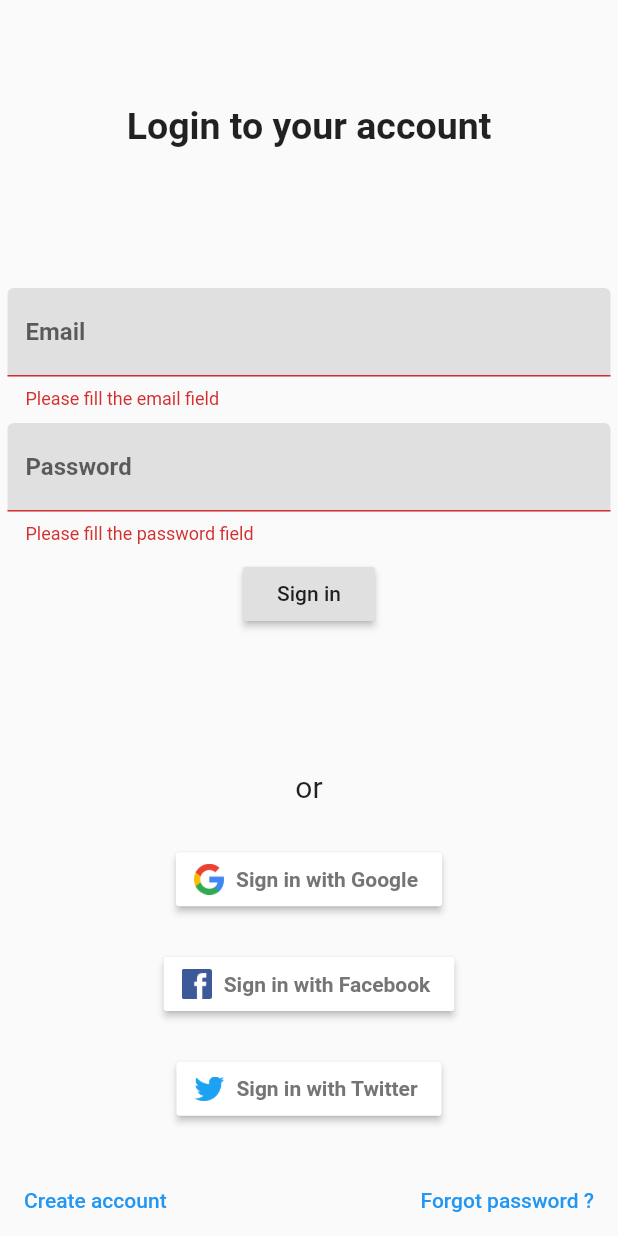
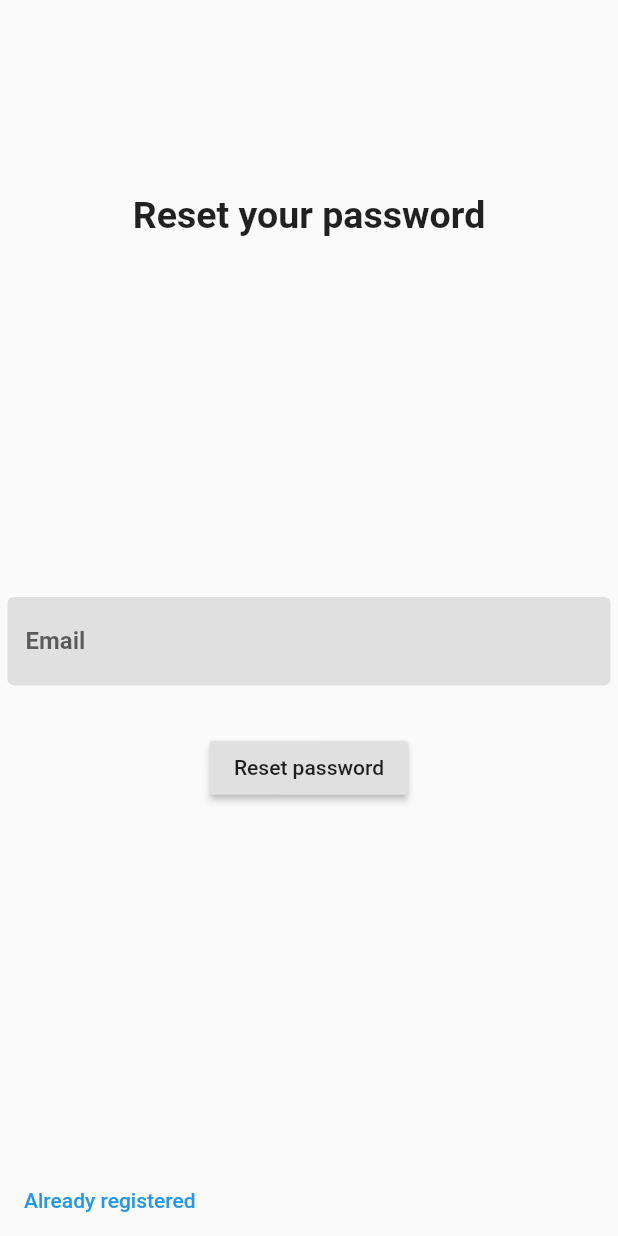
Before and after one commit to XPEHO/MobileOne, a Flutter app: the screen it shows after launch, after a tap on "Sign in", after a tap on "Forgot password ?", on a phone screen of 412 x 824 dp. Run offline on Flutter 3.47's test engine with Material 2 defaults, Android fonts, the phone set to English and light mode, and no system bars; our stand-ins replace firebase_analytics, firebase_auth, firebase_crashlytics, fluttertoast, get_it, google_sign_in; missing offline and left inert: webfeed; accounts and stored records are empty.

Commit message:
feat(Password_forgotten) : added forgotten password page + reset password email sending

```diff
--- a/lib/main.dart
+++ b/lib/main.dart
@@ -4,6 +4,7 @@ import 'package:MobileOne/localization/delegate.dart';
 import 'package:MobileOne/localization/localization.dart';
 import 'package:MobileOne/localization/supported.dart';
 import 'package:MobileOne/pages/Mainpage.dart';
+import 'package:MobileOne/pages/forgotten_password.dart';
 import 'package:MobileOne/pages/register-page.dart';
 import 'package:MobileOne/services/analytics_service.dart';
 import 'package:MobileOne/services/authentication_service.dart';
@@ -72,6 +73,7 @@ class MyApp extends StatelessWidget {
         '/mainpage': (context) => MainPage(),
         '/': (context) => AuthenticationPage(),
         '/registerPage': (context) => RegisterPage(),
+        '/forgottenPasswordPage': (context) => ForgottenPasswordPage(),
       },
     );
   }
--- a/lib/pages/authentication-page.dart
+++ b/lib/pages/authentication-page.dart
@@ -222,7 +222,7 @@ class AuthenticationPageState extends State<AuthenticationPage> {
                       FlatButton(
                         key: Key("forgotten_password_button"),
                         color: Colors.transparent,
-                        onPressed: () => null,
+                        onPressed: () => openForgottenPasswordPage(context),
                         child: Text(
                           getString(context, 'forgotten_password'),
                           style: TextStyle(
@@ -283,4 +283,8 @@ class AuthenticationPageState extends State<AuthenticationPage> {
       '/mainpage',
     );
   }
+
+  void openForgottenPasswordPage(context) {
+    Navigator.of(context).pushNamed('/forgottenPasswordPage');
+  }
 }
--- /dev/null
+++ b/lib/pages/forgotten_password.dart
@@ -0,0 +1,148 @@
+import 'package:MobileOne/localization/localization.dart';
+import 'package:flutter/material.dart';
+import 'package:fluttertoast/fluttertoast.dart';
+import 'package:MobileOne/services/authentication_service.dart';
+import 'package:get_it/get_it.dart';
+import '../localization/localization.dart';
+
+class ForgottenPasswordPage extends StatefulWidget {
+  ForgottenPasswordPage({Key key}) : super(key: key);
+
+  @override
+  ForgottenPasswordPageState createState() => ForgottenPasswordPageState();
+}
+
+class ForgottenPasswordPageState extends State<ForgottenPasswordPage> {
+  final _formKey = GlobalKey<FormState>();
+  final _emailController = new TextEditingController();
+  String _email;
+
+  final _authService = GetIt.I.get<AuthenticationService>();
+
+  @override
+  void dispose() {
+    _emailController.dispose();
+    super.dispose();
+  }
+
+  void handleSubmittedEmail(String input) {
+    _email = input;
+  }
+
+  @override
+  Widget build(BuildContext context) {
+    return Scaffold(
+        resizeToAvoidBottomInset: false,
+        body: SafeArea(
+          child: Center(
+            child: Container(
+              width: MediaQuery.of(context).size.width,
+              height: MediaQuery.of(context).size.height,
+              child: Column(
+                mainAxisAlignment: MainAxisAlignment.spaceBetween,
+                crossAxisAlignment: CrossAxisAlignment.center,
+                children: <Widget>[
+                  Flexible(flex: 1, child: Container()),
+                  Flexible(
+                    flex: 5,
+                    child: Text(
+                      getString(context, 'forgotten_password_page_text'),
+                      key: Key("forgotten_password_page_text"),
+                      style: TextStyle(
+                        fontSize: 25,
+                        fontWeight: FontWeight.bold,
+                      ),
+                    ),
+                  ),
+                  Flexible(
+                    flex: 9,
+                    child: Form(
+                      key: _formKey,
+                      child: Column(
+                        mainAxisAlignment: MainAxisAlignment.center,
+                        children: <Widget>[
+                          Container(
+                            width: MediaQuery.of(context).size.width - 10,
+                            height: 90,
+                            child: TextFormField(
+                              validator: (value) {
+                                if (value.isEmpty) {
+                                  return getString(context, 'fill_email');
+                                }
+                                return null;
+                              },
+                              key: Key("reset_password_email_label"),
+                              textAlign: TextAlign.start,
+                              decoration: InputDecoration(
+                                  enabledBorder: OutlineInputBorder(
+                                    borderSide:
+                                        BorderSide(color: Colors.transparent),
+                                  ),
+                                  filled: true,
+                                  fillColor: Colors.grey[300],
+                                  labelText: getString(context, 'email_label'),
+                                  labelStyle: TextStyle(
+                                    fontWeight: FontWeight.bold,
+                                  )),
+                              controller: _emailController,
+                              onChanged: (text) => handleSubmittedEmail(text),
+                            ),
+                          ),
+                          RaisedButton(
+                            key: Key("forgotten_password_button"),
+                            onPressed: () {
+                              if (_formKey.currentState.validate()) {
+                                resetPassword();
+                              }
+                            },
+                            child: Text(getString(context, 'reset_password')),
+                          ),
+                        ],
+                      ),
+                    ),
+                  ),
+                  Flexible(
+                    flex: 1,
+                    child: Row(
+                      children: <Widget>[
+                        FlatButton(
+                          color: Colors.transparent,
+                          onPressed: () => openAuthenticationPage(context),
+                          child: Text(
+                            getString(context, 'authentication_page_button'),
+                            style: TextStyle(
+                              color: Colors.blue,
+                            ),
+                          ),
+                        ),
+                      ],
+                    ),
+                  ),
+                ],
+              ),
+            ),
+          ),
+        ));
+  }
+
+  Future<void> resetPassword() async {
+    String result = await _authService.resetPassword(_email);
+    switch (result) {
+      case "success":
+        Fluttertoast.showToast(
+            msg: getString(context, 'reset_password_email_sent'));
+        openAuthenticationPage(context);
+        break;
+      case "format_error":
+        Fluttertoast.showToast(msg: getString(context, 'format_error'));
+        break;
+      case "email_does_not_exist":
+        Fluttertoast.showToast(msg: getString(context, 'no_user_found'));
+        break;
+    }
+  }
+
+  void openAuthenticationPage(context) {
+    Navigator.popUntil(context, ModalRoute.withName('/'));
+  }
+}
--- a/resources/lang/en.json
+++ b/resources/lang/en.json
@@ -49,5 +49,8 @@
     "forgotten_password": "Forgot password ?",
     "verification_email_sent": "A verification email as been sent",
     "verification_email_error": "An error occured on the email verification",
-    "email_already_verified": "This email is already verified"
+    "email_already_verified": "This email is already verified",
+    "reset_password": "Reset password",
+    "forgotten_password_page_text": "Reset your password",
+    "reset_password_email_sent": "An email as been sent"
 }
--- a/resources/lang/fr.json
+++ b/resources/lang/fr.json
@@ -53,5 +53,8 @@
     "forgotten_password": "Mot de pass oublié ?",
     "verification_email_sent": "Un email de vérificartion a été envoyé",
     "verification_email_error": "Une erreur est survenue durant l'envoi de l'email de vérification",
-    "email_already_verified": "Cet email est déjà vérifié"
+    "email_already_verified": "Cet email est déjà vérifié",
+    "reset_password": "Réinitialiser mon mot de passe",
+    "forgotten_password_page_text": "Réinitialiser votre mot de passe",
+    "reset_password_email_sent": "Un email vous a été envoyé"
 }
```
Also changed, not shown: lib/services/authentication_service.dart (+15 -0 lines), 2 other files.
